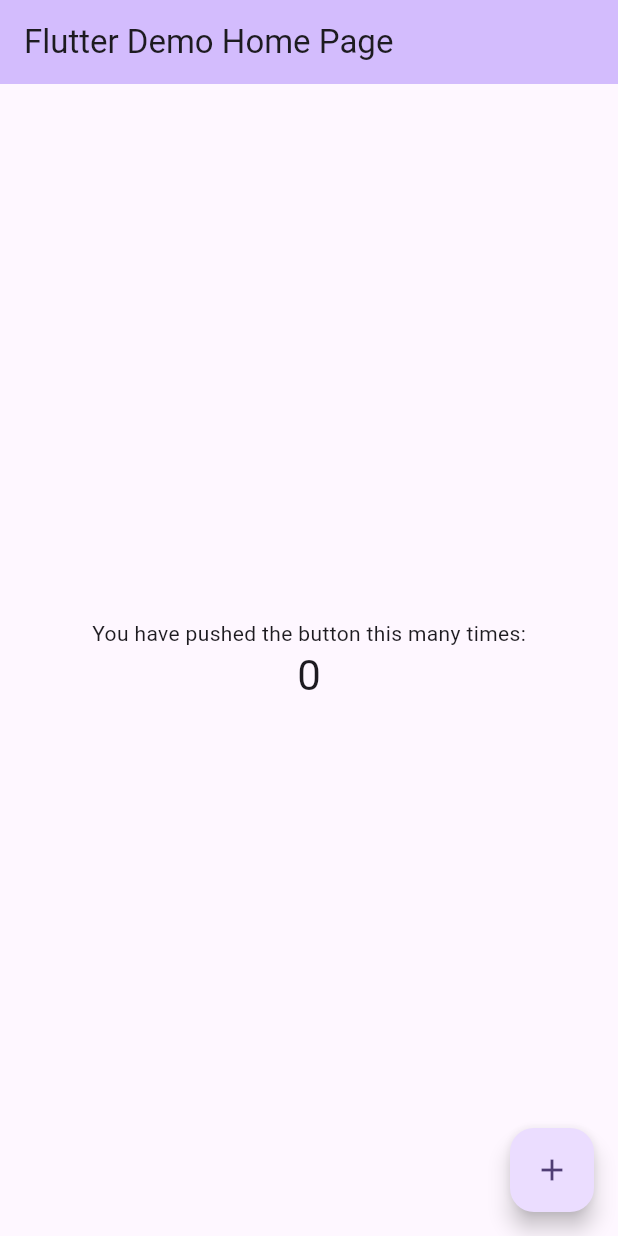
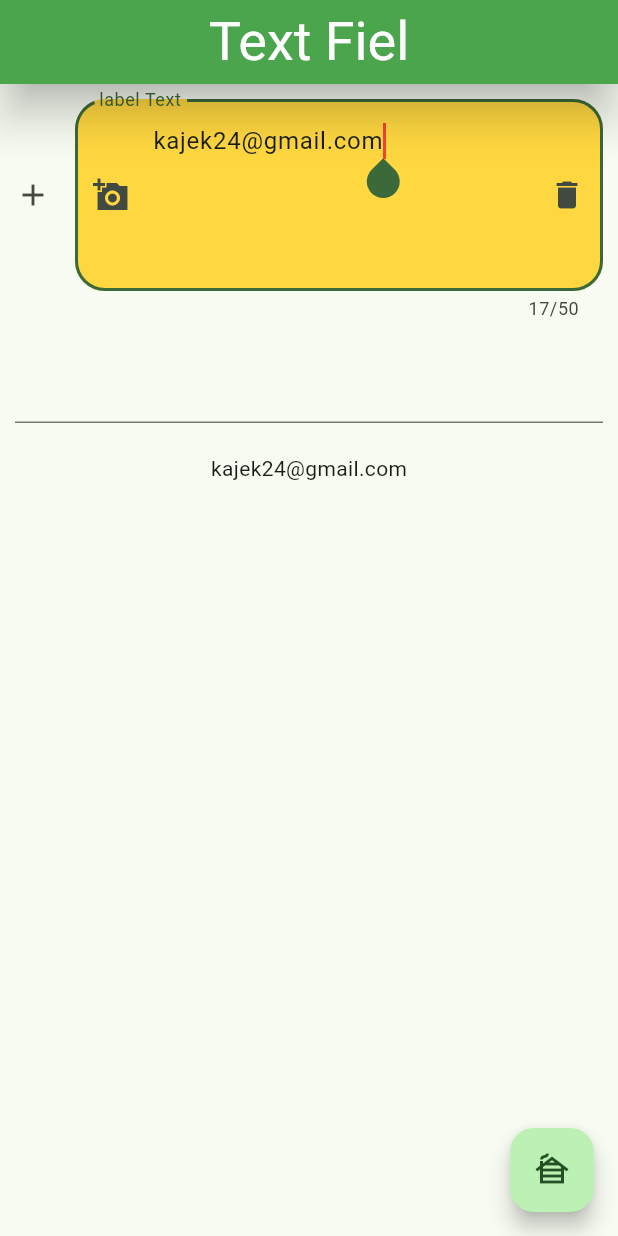
Before and after one commit to BurakTurker1/Flutter_inputs, a Flutter app: the screen it shows after launch, on a phone screen of 412 x 824 dp. Run offline on Flutter 3.47's test engine with Material 3 defaults, Android fonts, the phone set to English and light mode, and no system bars.

Commit message:
TextFiel,Controller,FocusNode kullanımı.

```diff
--- a/lib/main.dart
+++ b/lib/main.dart
@@ -1,125 +1,26 @@
 import 'package:flutter/material.dart';
+import 'package:flutter_inputs/text_field_islemleri.dart';
 
-void main() {
-  runApp(const MyApp());
+void main(List<String> args) {
+  runApp(MyApp());
 }
 
 class MyApp extends StatelessWidget {
   const MyApp({super.key});
 
-  // This widget is the root of your application.
   @override
   Widget build(BuildContext context) {
     return MaterialApp(
-      title: 'Flutter Demo',
-      theme: ThemeData(
-        // This is the theme of your application.
-        //
-        // TRY THIS: Try running your application with "flutter run". You'll see
-        // the application has a purple toolbar. Then, without quitting the app,
-        // try changing the seedColor in the colorScheme below to Colors.green
-        // and then invoke "hot reload" (save your changes or press the "hot
-        // reload" button in a Flutter-supported IDE, or press "r" if you used
-        // the command line to start the app).
-        //
-        // Notice that the counter didn't reset back to zero; the application
-        // state is not lost during the reload. To reset the state, use hot
-        // restart instead.
-        //
-        // This works for code too, not just values: Most code changes can be
-        // tested with just a hot reload.
-        colorScheme: ColorScheme.fromSeed(seedColor: Colors.deepPurple),
-        useMaterial3: true,
+      theme:  ThemeData(
+        colorSchemeSeed: Colors.green.shade800,
+        appBarTheme:const AppBarTheme(
+          centerTitle: true,
+            backgroundColor: Colors.green,
+            titleTextStyle: TextStyle(fontSize: 36,),
+            shadowColor: Colors.black,
+            elevation: 12 ),
       ),
-      home: const MyHomePage(title: 'Flutter Demo Home Page'),
+      home: Text_Field_islemleri(),
     );
   }
 }
-
-class MyHomePage extends StatefulWidget {
-  const MyHomePage({super.key, required this.title});
-
-  // This widget is the home page of your application. It is stateful, meaning
-  // that it has a State object (defined below) that contains fields that affect
-  // how it looks.
-
-  // This class is the configuration for the state. It holds the values (in this
-  // case the title) provided by the parent (in this case the App widget) and
-  // used by the build method of the State. Fields in a Widget subclass are
-  // always marked "final".
-
-  final String title;
-
-  @override
-  State<MyHomePage> createState() => _MyHomePageState();
-}
-
-class _MyHomePageState extends State<MyHomePage> {
-  int _counter = 0;
-
-  void _incrementCounter() {
-    setState(() {
-      // This call to setState tells the Flutter framework that something has
-      // changed in this State, which causes it to rerun the build method below
-      // so that the display can reflect the updated values. If we changed
-      // _counter without calling setState(), then the build method would not be
-      // called again, and so nothing would appear to happen.
-      _counter++;
-    });
-  }
-
-  @override
-  Widget build(BuildContext context) {
-    // This method is rerun every time setState is called, for instance as done
-    // by the _incrementCounter method above.
-    //
-    // The Flutter framework has been optimized to make rerunning build methods
-    // fast, so that you can just rebuild anything that needs updating rather
-    // than having to individually change instances of widgets.
-    return Scaffold(
-      appBar: AppBar(
-        // TRY THIS: Try changing the color here to a specific color (to
-        // Colors.amber, perhaps?) and trigger a hot reload to see the AppBar
-        // change color while the other colors stay the same.
-        backgroundColor: Theme.of(context).colorScheme.inversePrimary,
-        // Here we take the value from the MyHomePage object that was created by
-        // the App.build method, and use it to set our appbar title.
-        title: Text(widget.title),
-      ),
-      body: Center(
-        // Center is a layout widget. It takes a single child and positions it
-        // in the middle of the parent.
-        child: Column(
-          // Column is also a layout widget. It takes a list of children and
-          // arranges them vertically. By default, it sizes itself to fit its
-          // children horizontally, and tries to be as tall as its parent.
-          //
-          // Column has various properties to control how it sizes itself and
-          // how it positions its children. Here we use mainAxisAlignment to
-          // center the children vertically; the main axis here is the vertical
-          // axis because Columns are vertical (the cross axis would be
-          // horizontal).
-          //
-          // TRY THIS: Invoke "debug painting" (choose the "Toggle Debug Paint"
-          // action in the IDE, or press "p" in the console), to see the
-          // wireframe for each widget.
-          mainAxisAlignment: MainAxisAlignment.center,
-          children: <Widget>[
-            const Text(
-              'You have pushed the button this many times:',
-            ),
-            Text(
-              '$_counter',
-              style: Theme.of(context).textTheme.headlineMedium,
-            ),
-          ],
-        ),
-      ),
-      floatingActionButton: FloatingActionButton(
-        onPressed: _incrementCounter,
-        tooltip: 'Increment',
-        child: const Icon(Icons.add),
-      ), // This trailing comma makes auto-formatting nicer for build methods.
-    );
-  }
-}
--- /dev/null
+++ b/lib/text_field_islemleri.dart
@@ -0,0 +1,114 @@
+import 'package:flutter/material.dart';
+import 'package:flutter/src/services/text_input.dart';
+
+class Text_Field_islemleri extends StatefulWidget {
+  const Text_Field_islemleri({super.key});
+
+  @override
+  State<Text_Field_islemleri> createState() => _Text_Filed_islemleriState();
+}
+
+class _Text_Filed_islemleriState extends State<Text_Field_islemleri> {
+
+ late TextEditingController _EmailController;
+ late FocusNode _focusNode;
+ int maxLengthCount=1;
+
+@override
+  void initState() {//build ne kadar çalışırsa çalışsın bu sadece bir kere çalışır
+    super.initState();
+    _EmailController = TextEditingController(text: 'kajek24@gmail.com');
+    _focusNode = FocusNode();
+    _focusNode.addListener(() { // burda yapılan işlem eger focus  içindeyse maxleght 3 olsun yoksa 1 addlistener ise içindekinleri
+      setState(() {
+        if (_focusNode.hasFocus) {
+        maxLengthCount =4;
+      }else{
+        maxLengthCount=1;
+      }
+      });
+    });
+  }
+
+  @override
+  void dispose() {//başka sayfaya geçince vs yok olacak vveriler buraya yazılıyor
+  _EmailController.dispose();
+  _focusNode.dispose();
+    super.dispose();
+  }
+
+  @override
+  Widget build(BuildContext context) {
+    return Scaffold(
+      floatingActionButton: FloatingActionButton(
+        onPressed: () {
+          setState(() {
+            _EmailController.text = 'kewixe@gmail.com';
+          });
+        },
+        child: Icon(Icons.cabin),
+      ),
+      appBar: AppBar(
+        title: Text('Text Fiel'),
+      ),
+      body: Column(
+        children: [
+          Padding(
+            padding: EdgeInsets.all(10),
+            child: TextField(
+              focusNode: _focusNode,
+              controller: _EmailController,
+              keyboardType: TextInputType
+                  .phone, //klavye tipini kısıtlıyo sadece numara tarih yazı vs
+              textInputAction: TextInputAction
+                  .previous, // klavyenin yanındaki onaylama tuşunu degistiriyo
+              autofocus: true, // sayfa açıldıgında ilk seçilen textfield
+              maxLength: 50, //karakter sayısı
+              maxLines: maxLengthCount, //satır sayısı
+              onChanged: (String deger) {
+                //ifade her degistiginde (her veri girildiginde tetiklenir)
+                if (deger.length > 3) {
+                  //print(deger);
+                  setState(() {
+                    _EmailController.value =TextEditingValue(
+                      text: deger,
+                      selection: TextSelection.collapsed(offset: deger.length),//imleci deger uzunlugundan bir sonrakei yere yaz (en sona)
+                    );
+                  });
+                }
+              },
+              onSubmitted: (String deger) {
+                // on changed dan farkı onaylanıca yazıyo
+                debugPrint('Onaylanmiş: ' + deger);
+              },
+              decoration: const InputDecoration(
+                  labelText: 'label Text',
+                  hintText: 'Telefon numarasi giriniz',
+                  icon: Icon(Icons.add),//label yanındaki icon
+                  prefixIcon: Icon(Icons.add_a_photo_sharp),//label içindeki icon
+                  suffixIcon: Icon(Icons.delete),//label sonundaki icon
+                  filled: true,//içini dolduracam demek
+                  fillColor: Colors.amberAccent,
+                  border: OutlineInputBorder(
+                    borderRadius: BorderRadius.all(Radius.circular(20)),
+                    borderSide: BorderSide(color: Colors.black)
+                  ),//çevresini border ile kaplıyo
+                  ),
+                  cursorColor: Colors.red, //imlec rengi
+            ),
+          ),
+          Padding(
+            padding: EdgeInsets.all(10),
+            child: TextField(
+              keyboardType: TextInputType.datetime,
+              textInputAction: TextInputAction.previous,
+            ),
+          ),
+          Padding(padding: EdgeInsets.all(10),
+          child: Text(_EmailController.text),// kontorlde yazdıgımız maili text e yazdırma
+          )
+        ],
+      ),
+    );
+  }
+}
```
